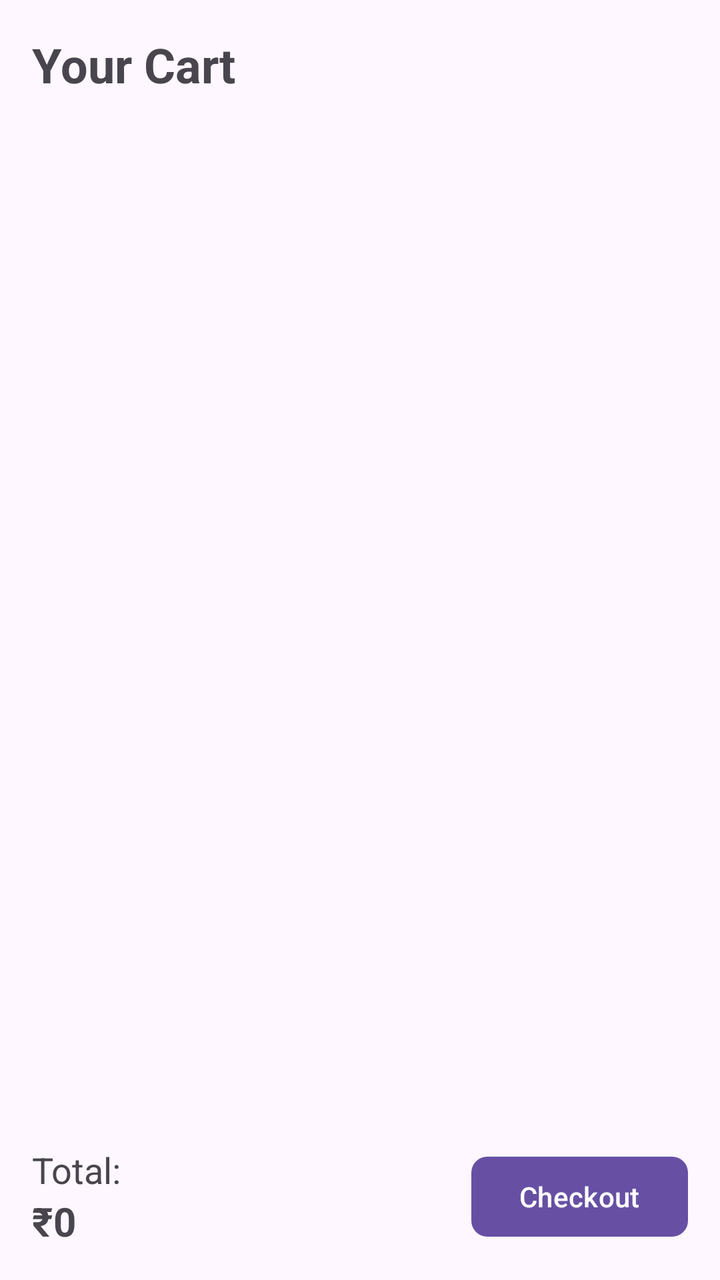
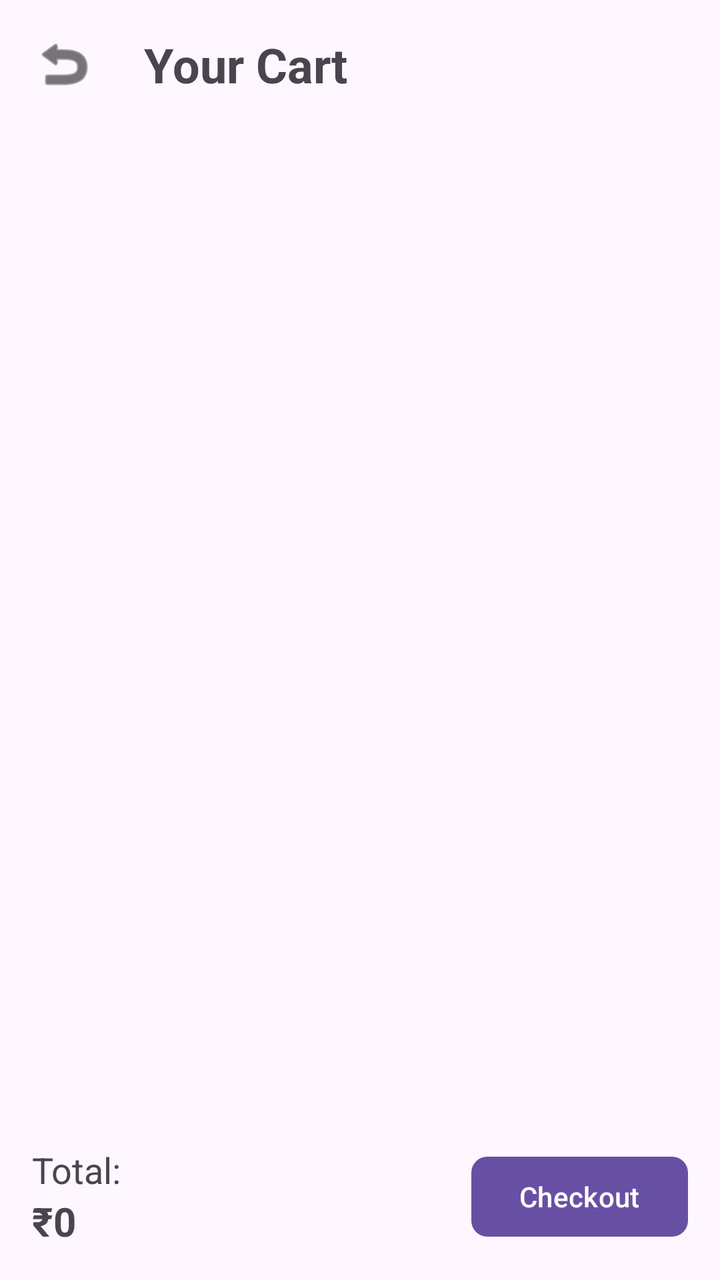

Screens rendered from an Android XML layout before and after an edit, with the pre-edit source and the edit as a unified diff.
<!-- AndroidManifest.xml: application theme Theme.MiniGroceryApp -->
<!-- res/layout/fragment_cart.xml -->
<?xml version="1.0" encoding="utf-8"?>
<androidx.constraintlayout.widget.ConstraintLayout xmlns:android="http://schemas.android.com/apk/res/android"
    xmlns:app="http://schemas.android.com/apk/res-auto"
    xmlns:tools="http://schemas.android.com/tools"
    android:layout_width="match_parent"
    android:layout_height="match_parent"
    android:background="?android:attr/colorBackground">

    <TextView
        android:id="@+id/tvCartTitle"
        android:layout_width="match_parent"
        android:layout_height="wrap_content"
        android:text="Your Cart"
        android:textSize="24sp"
        android:textStyle="bold"
        android:padding="16dp"
        app:layout_constraintTop_toTopOf="parent" />

    <androidx.recyclerview.widget.RecyclerView
        android:id="@+id/recyclerCart"
        android:layout_width="match_parent"
        android:layout_height="0dp"
        app:layoutManager="androidx.recyclerview.widget.LinearLayoutManager"
        app:layout_constraintTop_toBottomOf="@id/tvCartTitle"
        app:layout_constraintBottom_toTopOf="@id/bottomBar"
        tools:listitem="@layout/item_cart"/>

    <androidx.constraintlayout.widget.ConstraintLayout
        android:id="@+id/bottomBar"
        android:layout_width="match_parent"
        android:layout_height="wrap_content"
        android:background="?attr/colorSurface"
        android:padding="16dp"
        app:layout_constraintBottom_toBottomOf="parent">

        <TextView
            android:id="@+id/tvTotalLabel"
            android:layout_width="wrap_content"
            android:layout_height="wrap_content"
            android:text="Total:"
            android:textSize="18sp"
            app:layout_constraintStart_toStartOf="parent"
            app:layout_constraintTop_toTopOf="parent" />

        <TextView
            android:id="@+id/tvTotalAmount"
            android:layout_width="wrap_content"
            android:layout_height="wrap_content"
            android:text="₹0"
            android:textSize="20sp"
            android:textStyle="bold"
            app:layout_constraintStart_toStartOf="parent"
            app:layout_constraintTop_toBottomOf="@id/tvTotalLabel" />

        <com.google.android.material.button.MaterialButton
            android:id="@+id/btnCheckout"
            android:layout_width="wrap_content"
            android:layout_height="wrap_content"
            android:text="Checkout"
            app:cornerRadius="8dp"
            app:layout_constraintEnd_toEndOf="parent"
            app:layout_constraintTop_toTopOf="parent"
            app:layout_constraintBottom_toBottomOf="parent" />

    </androidx.constraintlayout.widget.ConstraintLayout>

</androidx.constraintlayout.widget.ConstraintLayout>
<!-- res/layout/item_cart.xml (included above) -->
<?xml version="1.0" encoding="utf-8"?>
<com.google.android.material.card.MaterialCardView xmlns:android="http://schemas.android.com/apk/res/android"
    xmlns:app="http://schemas.android.com/apk/res-auto"
    android:layout_width="match_parent"
    android:layout_height="wrap_content"
    android:layout_margin="8dp"
    app:cardCornerRadius="8dp"
    app:cardElevation="2dp">

    <androidx.constraintlayout.widget.ConstraintLayout
        android:layout_width="match_parent"
        android:layout_height="wrap_content"
        android:padding="12dp">

        <TextView
            android:id="@+id/tvName"
            android:layout_width="0dp"
            android:layout_height="wrap_content"
            android:text="Product Name"
            android:textSize="16sp"
            android:textStyle="bold"
            app:layout_constraintTop_toTopOf="parent"
            app:layout_constraintStart_toStartOf="parent"
            app:layout_constraintEnd_toStartOf="@id/btnMinus" />

        <TextView
            android:id="@+id/tvPrice"
            android:layout_width="wrap_content"
            android:layout_height="wrap_content"
            android:text="₹40.0"
            android:textColor="#388E3C"
            android:layout_marginTop="4dp"
            app:layout_constraintTop_toBottomOf="@id/tvName"
            app:layout_constraintStart_toStartOf="parent" />

        <com.google.android.material.button.MaterialButton
            android:id="@+id/btnMinus"
            android:layout_width="40dp"
            android:layout_height="40dp"
            android:text="-"
            android:insetLeft="0dp"
            android:insetTop="0dp"
            android:insetRight="0dp"
            android:insetBottom="0dp"
            app:cornerRadius="20dp"
            app:layout_constraintEnd_toStartOf="@id/tvQuantity"
            app:layout_constraintTop_toTopOf="parent"
            app:layout_constraintBottom_toBottomOf="parent" />

        <TextView
            android:id="@+id/tvQuantity"
            android:layout_width="wrap_content"
            android:layout_height="wrap_content"
            android:text="1"
            android:textSize="16sp"
            android:textStyle="bold"
            android:layout_marginHorizontal="12dp"
            app:layout_constraintEnd_toStartOf="@id/btnPlus"
            app:layout_constraintTop_toTopOf="parent"
            app:layout_constraintBottom_toBottomOf="parent" />

        <com.google.android.material.button.MaterialButton
            android:id="@+id/btnPlus"
            android:layout_width="40dp"
            android:layout_height="40dp"
            android:text="+"
            android:insetLeft="0dp"
            android:insetTop="0dp"
            android:insetRight="0dp"
            android:insetBottom="0dp"
            app:cornerRadius="20dp"
            app:layout_constraintEnd_toEndOf="parent"
            app:layout_constraintTop_toTopOf="parent"
            app:layout_constraintBottom_toBottomOf="parent" />

    </androidx.constraintlayout.widget.ConstraintLayout>
</com.google.android.material.card.MaterialCardView>
<!-- resources referenced by this layout -->
<resources>
  <style name="Theme.MiniGroceryApp" parent="Base.Theme.MiniGroceryApp" />
  <style name="Base.Theme.MiniGroceryApp" parent="Theme.Material3.DayNight.NoActionBar">
          
          
      </style>
</resources>

<!-- the commit's change to res/layout/fragment_cart.xml (unified diff, before → after) -->
@@ -6,15 +6,27 @@
     android:layout_height="match_parent"
     android:background="?android:attr/colorBackground">
 
+    <ImageView
+        android:id="@+id/btnBack"
+        android:layout_width="48dp"
+        android:layout_height="48dp"
+        android:layout_margin="8dp"
+        android:padding="8dp"
+        android:src="@android:drawable/ic_menu_revert"
+        app:tint="?android:attr/textColorPrimary"
+        app:layout_constraintTop_toTopOf="parent"
+        app:layout_constraintStart_toStartOf="parent" />
+
     <TextView
         android:id="@+id/tvCartTitle"
-        android:layout_width="match_parent"
+        android:layout_width="wrap_content"
         android:layout_height="wrap_content"
         android:text="Your Cart"
         android:textSize="24sp"
         android:textStyle="bold"
         android:padding="16dp"
-        app:layout_constraintTop_toTopOf="parent" />
+        app:layout_constraintTop_toTopOf="parent"
+        app:layout_constraintStart_toEndOf="@id/btnBack" />
 
     <androidx.recyclerview.widget.RecyclerView
         android:id="@+id/recyclerCart"
